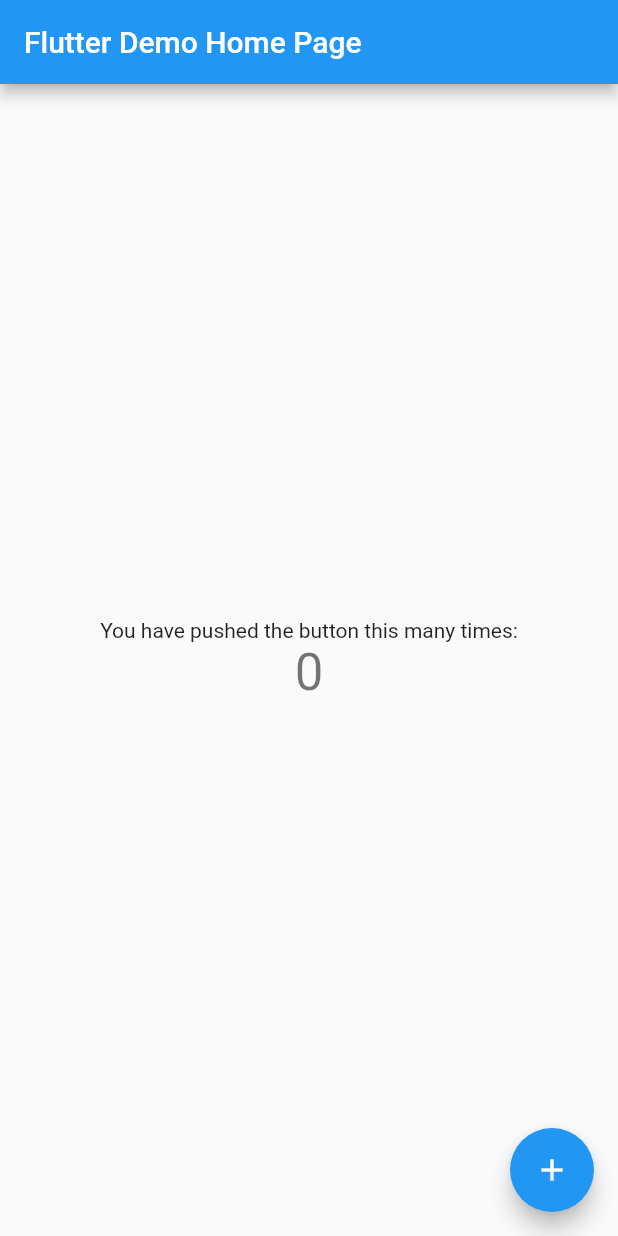
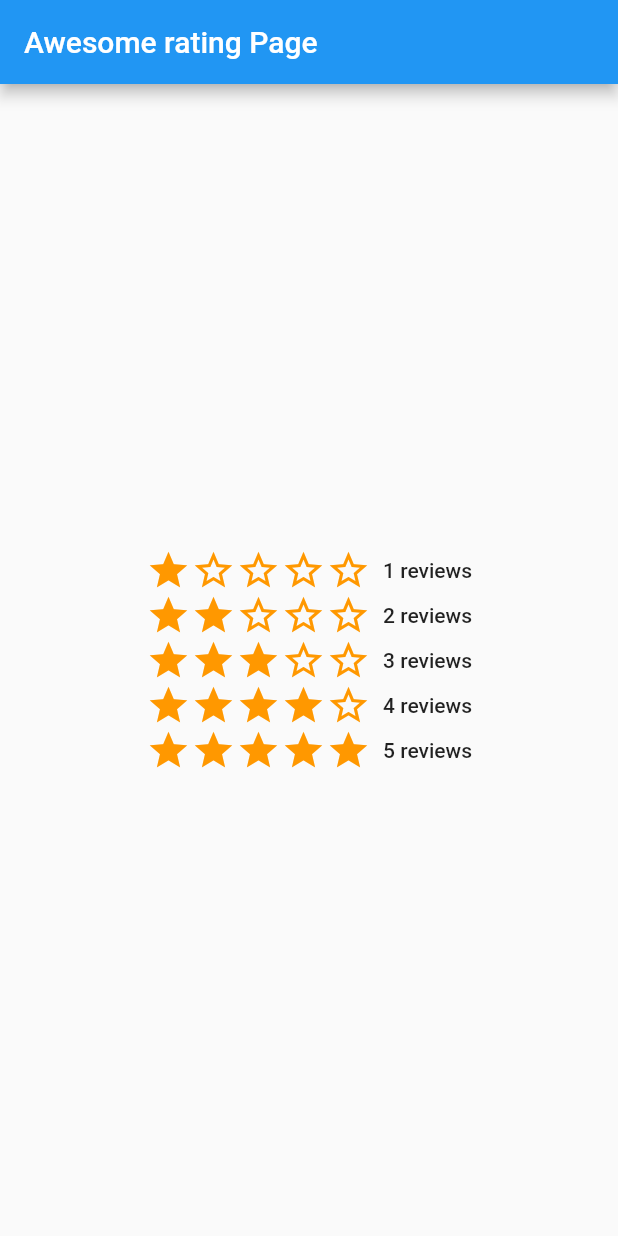
Before and after one commit to Mamun361054/awesome_rating, a Flutter app: the screen it shows after launch, on a phone screen of 412 x 824 dp. Run offline on Flutter 3.47's test engine with Material 2 defaults, Android fonts, the phone set to English and light mode, and no system bars.

Commit message:
example file updated

```diff
--- a/example/lib/main.dart
+++ b/example/lib/main.dart
@@ -1,3 +1,4 @@
+import 'package:awesome_rating/awesome_rating.dart';
 import 'package:flutter/material.dart';
 
 void main() {
@@ -24,7 +25,7 @@ class MyApp extends StatelessWidget {
         // is not restarted.
         primarySwatch: Colors.blue,
       ),
-      home: const MyHomePage(title: 'Flutter Demo Home Page'),
+      home: const MyHomePage(title: 'Awesome rating Page'),
     );
   }
 }
@@ -48,18 +49,6 @@ class MyHomePage extends StatefulWidget {
 }
 
 class _MyHomePageState extends State<MyHomePage> {
-  int _counter = 0;
-
-  void _incrementCounter() {
-    setState(() {
-      // This call to setState tells the Flutter framework that something has
-      // changed in this State, which causes it to rerun the build method below
-      // so that the display can reflect the updated values. If we changed
-      // _counter without calling setState(), then the build method would not be
-      // called again, and so nothing would appear to happen.
-      _counter++;
-    });
-  }
 
   @override
   Widget build(BuildContext context) {
@@ -79,37 +68,96 @@ class _MyHomePageState extends State<MyHomePage> {
         // Center is a layout widget. It takes a single child and positions it
         // in the middle of the parent.
         child: Column(
-          // Column is also a layout widget. It takes a list of children and
-          // arranges them vertically. By default, it sizes itself to fit its
-          // children horizontally, and tries to be as tall as its parent.
-          //
-          // Invoke "debug painting" (press "p" in the console, choose the
-          // "Toggle Debug Paint" action from the Flutter Inspector in Android
-          // Studio, or the "Toggle Debug Paint" command in Visual Studio Code)
-          // to see the wireframe for each widget.
-          //
-          // Column has various properties to control how it sizes itself and
-          // how it positions its children. Here we use mainAxisAlignment to
-          // center the children vertically; the main axis here is the vertical
-          // axis because Columns are vertical (the cross axis would be
-          // horizontal).
           mainAxisAlignment: MainAxisAlignment.center,
           children: <Widget>[
-            const Text(
-              'You have pushed the button this many times:',
+            Row(
+              mainAxisAlignment: MainAxisAlignment.center,
+              children: [
+                const AwesomeStarRating(
+                  starCount: 5,
+                  rating: 1.0,
+                  size: 30.0,
+                  color: Colors.orange,
+                  borderColor: Colors.orange,
+                ),
+                const SizedBox(width: 8.0),
+                Text(
+                  '1 reviews',
+                  style: Theme.of(context).textTheme.bodyText1,
+                ),
+              ],
             ),
-            Text(
-              '$_counter',
-              style: Theme.of(context).textTheme.headline4,
+            Row(
+              mainAxisAlignment: MainAxisAlignment.center,
+              children: [
+                const AwesomeStarRating(
+                  starCount: 5,
+                  rating: 2.0,
+                  size: 30.0,
+                  color: Colors.orange,
+                  borderColor: Colors.orange,
+                ),
+                const SizedBox(width: 8.0),
+                Text(
+                  '2 reviews',
+                  style: Theme.of(context).textTheme.bodyText1,
+                ),
+              ],
+            ),
+            Row(
+              mainAxisAlignment: MainAxisAlignment.center,
+              children: [
+                const AwesomeStarRating(
+                  starCount: 5,
+                  rating: 3.0,
+                  size: 30.0,
+                  color: Colors.orange,
+                  borderColor: Colors.orange,
+                ),
+                const SizedBox(width: 8.0),
+                Text(
+                  '3 reviews',
+                  style: Theme.of(context).textTheme.bodyText1,
+                ),
+              ],
+            ),
+            Row(
+              mainAxisAlignment: MainAxisAlignment.center,
+              children: [
+                const AwesomeStarRating(
+                  starCount: 5,
+                  rating: 4.0,
+                  size: 30.0,
+                  color: Colors.orange,
+                  borderColor: Colors.orange,
+                ),
+                const SizedBox(width: 8.0),
+                Text(
+                  '4 reviews',
+                  style: Theme.of(context).textTheme.bodyText1,
+                ),
+              ],
+            ),
+            Row(
+              mainAxisAlignment: MainAxisAlignment.center,
+              children: [
+                const AwesomeStarRating(
+                  starCount: 5,
+                  rating: 5.0,
+                  size: 30.0,
+                  color: Colors.orange,
+                  borderColor: Colors.orange,
+                ),
+                const SizedBox(width: 8.0),
+                Text(
+                  '5 reviews',
+                  style: Theme.of(context).textTheme.bodyText1,
+                ),
+              ],
             ),
           ],
         ),
       ),
-      floatingActionButton: FloatingActionButton(
-        onPressed: _incrementCounter,
-        tooltip: 'Increment',
-        child: const Icon(Icons.add),
-      ), // This trailing comma makes auto-formatting nicer for build methods.
     );
   }
 }
--- a/example/pubspec.yaml
+++ b/example/pubspec.yaml
@@ -29,6 +29,8 @@ environment:
 dependencies:
   flutter:
     sdk: flutter
+  awesome_rating:
+    path: ../
 
 
   # The following adds the Cupertino Icons font to your application.
--- a/pubspec.yaml
+++ b/pubspec.yaml
@@ -1,7 +1,7 @@
 name: awesome_rating
 description: A new Flutter package project.
 version: 0.0.1
-homepage:
+homepage: https://github.com/Mamun361054/awesome_rating
 
 environment:
   sdk: ">=2.17.1 <3.0.0"
```
Also changed, not shown: example/pubspec.lock.
